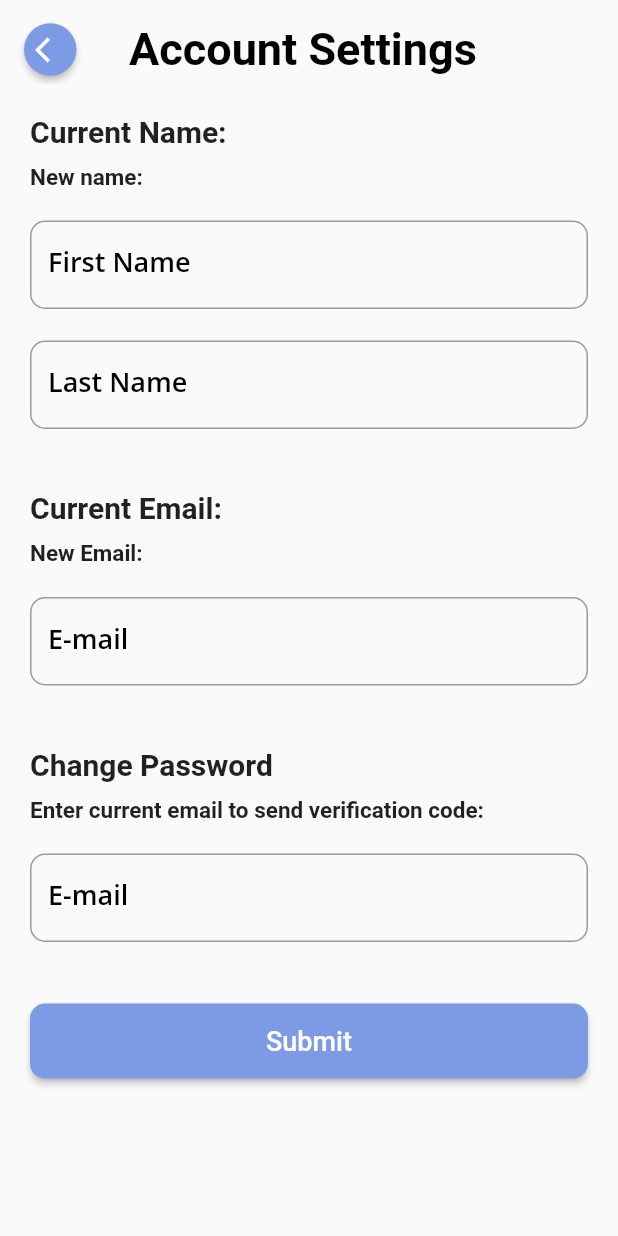
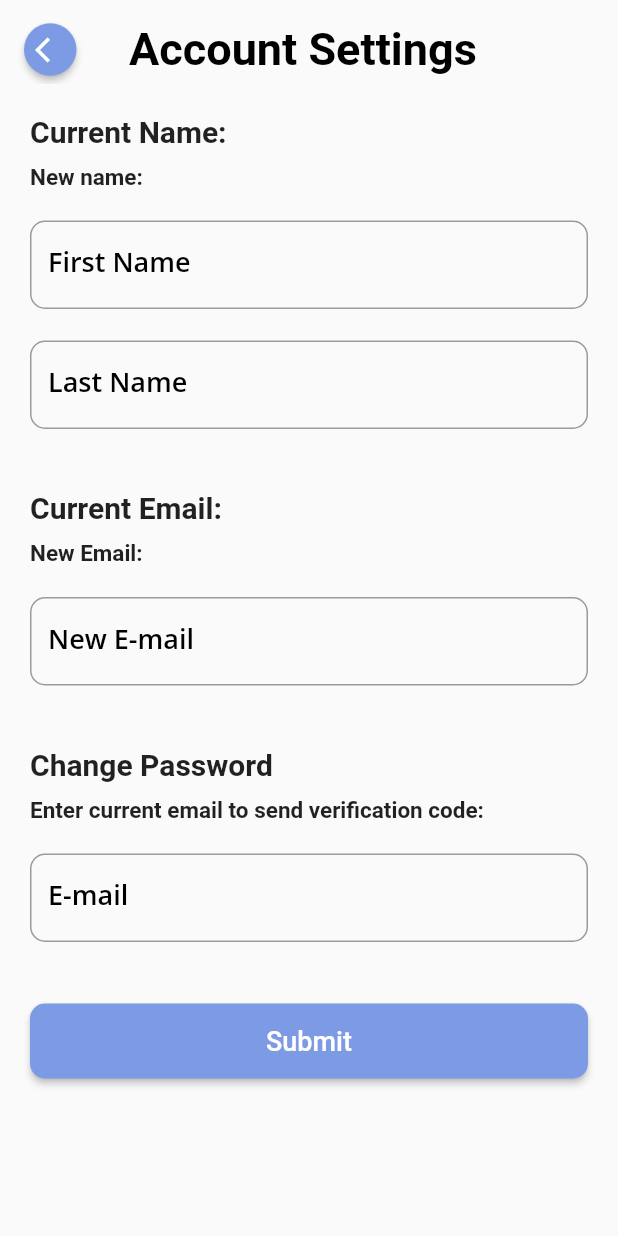
Before and after one commit to mezamartinez-kimberly/CS425_T25, a Flutter app: the ProfilePage screen opened directly, after a tap on "Account Settings", on a phone screen of 412 x 824 dp. Run offline on Flutter 3.47's test engine with Material 2 defaults, Android fonts, the phone set to English and light mode, and no system bars; our stand-ins replace another_flushbar, confetti, flutter_local_notifications, font_awesome_flutter, google_fonts, google_nav_bar and 7 more; missing offline and left inert: dart:ffi, flutter_rounded_progress_bar, msh_checkbox, qr_code_scanner, workmanager; accounts and stored records are empty; network calls fail; project files that could hold a hidden picture were left out.

Commit message:
Fixed the Profile/ Account Settings Issues

```diff
--- a/edna/lib/screens/account_settings.dart
+++ b/edna/lib/screens/account_settings.dart
@@ -32,8 +32,7 @@ class AccountSettingsPageState extends State<AccountSettingsPage> {
   @override
   void initState() {
     super.initState();
-    _getUserData().then((_) {
-    });
+    _getUserData().then((_) {});
   }
 
   refresh() async {
@@ -70,7 +69,7 @@ class AccountSettingsPageState extends State<AccountSettingsPage> {
         },
         onSaved: (String? value) {
           if (value != null && value.isNotEmpty) {
-            firstName= value;
+            firstName = value;
             isFirstName = true;
           } else {
             firstName = firstName;
@@ -119,7 +118,7 @@ class AccountSettingsPageState extends State<AccountSettingsPage> {
     );
   }
 
-
+// build email field for updating email
 // build email field for updating email
   Widget _buildNewEmailField() {
     return SizedBox(
@@ -128,7 +127,7 @@ class AccountSettingsPageState extends State<AccountSettingsPage> {
       child: TextFormField(
         keyboardType: TextInputType.emailAddress,
         decoration: InputDecoration(
-          labelText: 'E-mail',
+          labelText: 'New E-mail',
           labelStyle: GoogleFonts.openSans(
             textStyle: const TextStyle(
               color: Colors.black,
@@ -142,7 +141,8 @@ class AccountSettingsPageState extends State<AccountSettingsPage> {
         ),
         validator: (String? value) {
           if (value != null && value.isNotEmpty) {
-            if (!RegExp(r"^[a-zA-Z0-9.]+@[a-zA-Z0-9]+\.[a-zA-Z]+").hasMatch(value)) {
+            if (!RegExp(r"^[a-zA-Z0-9.]+@[a-zA-Z0-9]+\.[a-zA-Z]+")
+                .hasMatch(value)) {
               return 'Please enter a valid email address';
             }
           }
@@ -152,6 +152,8 @@ class AccountSettingsPageState extends State<AccountSettingsPage> {
           if (value != null && value.isNotEmpty) {
             newEmail = value;
             isNewEmail = true;
+            email = newEmail; // update email variable
+            setState(() {}); // trigger a rebuild
           } else {
             isNewEmail = false;
           }
@@ -182,14 +184,17 @@ class AccountSettingsPageState extends State<AccountSettingsPage> {
         ),
         validator: (String? value) {
           if (value!.isNotEmpty) {
-            if (!RegExp(r"^[a-zA-Z0-9.]+@[a-zA-Z0-9]+\.[a-zA-Z]+").hasMatch(value)) {
+            if (!RegExp(r"^[a-zA-Z0-9.]+@[a-zA-Z0-9]+\.[a-zA-Z]+")
+                .hasMatch(value)) {
               return 'Please enter a valid email address';
             }
           }
           return null;
         },
         onSaved: (String? value) {
-          if (value!.isNotEmpty && RegExp(r"^[a-zA-Z0-9.]+@[a-zA-Z0-9]+\.[a-zA-Z]+").hasMatch(value)) {
+          if (value!.isNotEmpty &&
+              RegExp(r"^[a-zA-Z0-9.]+@[a-zA-Z0-9]+\.[a-zA-Z]+")
+                  .hasMatch(value)) {
             isPEmail = true;
           } else {
             isPEmail = false;
@@ -220,7 +225,6 @@ class AccountSettingsPageState extends State<AccountSettingsPage> {
             child: const Icon(
               Icons.arrow_back_ios,
               size: 20,
-
             ),
           ),
         ),
@@ -297,6 +301,8 @@ class AccountSettingsPageState extends State<AccountSettingsPage> {
               }
             }
           }
+
+          formKey.currentState!.reset();
         },
         child: const Text(
           'Submit',
@@ -321,7 +327,8 @@ class AccountSettingsPageState extends State<AccountSettingsPage> {
   }
 
   //function to call /updateUserNameEmail from backend
-  Future<void> _updateUserNameEmail(String firstName, String lastName, String email) async {
+  Future<void> _updateUserNameEmail(
+      String firstName, String lastName, String email) async {
     //call /updateUserNameEmail from backend
     await BackendUtils.updateUserNameEmail(firstName, lastName, email);
     setState(() {
@@ -366,7 +373,9 @@ class AccountSettingsPageState extends State<AccountSettingsPage> {
           children: <Widget>[
             _buildBackBtn(),
             const Padding(
-              padding: EdgeInsets.only(top: 20, left: 70), // Adjust the top value as per your requirement
+              padding: EdgeInsets.only(
+                  top: 20,
+                  left: 70), // Adjust the top value as per your requirement
               child: Text(
                 'Account Settings',
                 style: TextStyle(
--- a/edna/lib/screens/profile.dart
+++ b/edna/lib/screens/profile.dart
@@ -2,7 +2,6 @@ import 'package:edna/provider.dart';
 import 'package:edna/screens/all.dart';
 import 'package:flutter/material.dart';
 import 'package:edna/backend_utils.dart';
-
 
 import 'package:edna/dbs/pantry_db.dart'; // pantry db
 
@@ -11,7 +10,6 @@ import 'package:intl/intl.dart';
 import 'package:provider/provider.dart';
 import 'package:timezone/data/latest.dart' as tz;
 import 'package:timezone/timezone.dart' as tz;
-
 
 class ProfilePage extends StatefulWidget {
   const ProfilePage({Key? key}) : super(key: key);
@@ -24,12 +22,10 @@ class ProfilePageState extends State<ProfilePage> {
   //dark/light mode switch
   bool isSwitched = false;
 
-  String firstName = "";
-  String lastName = "";
-  String email = "";
+  Future<List<String>>? userData;
 
   refresh() async {
-    _getUserData();
+    await _getUserData();
     setState(() {});
   }
 
@@ -37,24 +33,17 @@ class ProfilePageState extends State<ProfilePage> {
   @override
   void initState() {
     super.initState();
-    _getUserData().then((_) {
-    });
+    _getUserData().then((_) {});
     WidgetsFlutterBinding.ensureInitialized();
     NotificationService().initNotification();
-  }
-  //create a didChangeDependencies to check if user data has changed
-  @override
-  void didChangeDependencies() {
-    super.didChangeDependencies();
-    _getUserData().then((_) {
-      setState(() {});
-    });
   }
 
   Widget _buildLogOutButton() {
     return SizedBox(
+      //center align
+
       height: 50,
-      width: 350,
+      width: MediaQuery.of(context).size.width * 0.885,
       child: ElevatedButton(
         style: ElevatedButton.styleFrom(
           shape: RoundedRectangleBorder(
@@ -73,7 +62,9 @@ class ProfilePageState extends State<ProfilePage> {
             ),
           );
           _logOut().then((_) {
-            Navigator.of(context).pushAndRemoveUntil(MaterialPageRoute( builder: (ctx) => const LoginPage()), (route) => false);
+            Navigator.of(context).pushAndRemoveUntil(
+                MaterialPageRoute(builder: (ctx) => const LoginPage()),
+                (route) => false);
           });
         },
         child: const Text(
@@ -90,10 +81,7 @@ class ProfilePageState extends State<ProfilePage> {
   //function to get user data from backend
   Future<void> _getUserData() async {
     //get user data from backend
-    List<String> userData = await BackendUtils.getUserData();
-      firstName = userData[0];
-      lastName = userData[1];
-      email = userData[2];
+    userData = BackendUtils.getUserData();
   }
 
   //function to call logout from backend
@@ -123,8 +111,18 @@ class ProfilePageState extends State<ProfilePage> {
               const SizedBox(height: 20.0),
 
               //card for greeting
-              SizedBox(
-                child: Center(
+              FutureBuilder<List<String>>(
+                future: userData,
+                builder: (BuildContext context,
+                    AsyncSnapshot<List<String>> snapshot) {
+                  if (snapshot.connectionState == ConnectionState.done) {
+                    if (snapshot.hasError) {
+                      return Text("Error: ${snapshot.error}");
+                    } else {
+                      final firstName = snapshot.data![0];
+                      final lastName = snapshot.data![1];
+                      final email = snapshot.data![2];
+                      return Center(
                         child: Column(
                           children: [
                             Text(
@@ -144,7 +142,14 @@ class ProfilePageState extends State<ProfilePage> {
                             ),
                           ],
                         ),
-                ),
+                      );
+                    }
+                  } else {
+                    return const Center(
+                      child: CircularProgressIndicator(),
+                    );
+                  }
+                },
               ),
 
               const SizedBox(height: 20.0),
@@ -173,14 +178,13 @@ class ProfilePageState extends State<ProfilePage> {
                     overflow: TextOverflow.ellipsis,
                   ),
                   onTap: () {
-                    Navigator.push( context, MaterialPageRoute( builder: (context) => const AccountSettingsPage()), ).then((value) => setState(() { refresh();}));
-                    // Navigate to the account settings page
-                    // Navigator.push(
-                    //   context,
-                    //   MaterialPageRoute(builder: (context) => const AccountSettingsPage(),
-
-                    //   ),
-                    // );
+                    Navigator.push(
+                      context,
+                      MaterialPageRoute(
+                          builder: (context) => const AccountSettingsPage()),
+                    ).then((value) => setState(() {
+                          refresh();
+                        }));
                   },
                 ),
               ),
@@ -214,7 +218,8 @@ class ProfilePageState extends State<ProfilePage> {
                     // Navigate to the notification settings page
                     Navigator.push(
                       context,
-                      MaterialPageRoute(builder: (context) => const NotificationsPage(),
+                      MaterialPageRoute(
+                        builder: (context) => const NotificationsPage(),
                       ),
                     );
                   },
@@ -249,10 +254,15 @@ class ProfilePageState extends State<ProfilePage> {
                   onTap: () async {
                     //call backend utils getAllPantry to get all pantry items
                     //List<Pantry> activePantryItems = await BackendUtils.getAllPantry();
-                    late List<Pantry> activePantryItems = Provider.of<PantryProvider>(context, listen: false).activePantryItems;
-                    List<String> userPrefs = await BackendUtils.getUserPreferences();
-                    String notificationOn = userPrefs[0];  //output is 'true' or 'false' in string
-                    String notifRange = userPrefs[1];    //ouptut is '3 days' etc in string\
+                    late List<Pantry> activePantryItems =
+                        Provider.of<PantryProvider>(context, listen: false)
+                            .activePantryItems;
+                    List<String> userPrefs =
+                        await BackendUtils.getUserPreferences();
+                    String notificationOn =
+                        userPrefs[0]; //output is 'true' or 'false' in string
+                    String notifRange =
+                        userPrefs[1]; //ouptut is '3 days' etc in string\
 
                     //extract the numbers in notifRange value and change to int
                     notifRange = notifRange.replaceAll(RegExp(r'[^0-9]'), '');
@@ -264,34 +274,25 @@ class ProfilePageState extends State<ProfilePage> {
                     for (final item in activePantryItems) {
                       print(activePantryItems.length);
                       //subtract the notification range from the expiration date
-                      DateTime firstDate = item.expirationDate!.subtract(Duration(days: notifRangeInt));
+                      DateTime firstDate = item.expirationDate!
+                          .subtract(Duration(days: notifRangeInt));
                       //check if today falls in between the expiration date and the new date
-                      if (today.isAfter(firstDate) && today.isBefore(item.expirationDate!)) {
+                      if (today.isAfter(firstDate) &&
+                          today.isBefore(item.expirationDate!)) {
                         String name = item.name!;
-                        String expirDate = DateFormat('MM/dd/yyyy').format(item.expirationDate!);
+                        String expirDate = DateFormat('MM/dd/yyyy')
+                            .format(item.expirationDate!);
                         String titleContent = 'EDNA $name is expiring soon!';
-                        String bodyContent = 'Your $name will expire on $expirDate. Consider using it soon!';
+                        String bodyContent =
+                            'Your $name will expire on $expirDate. Consider using it soon!';
                         print(name);
                         print(titleContent);
                         print(bodyContent);
                         //show notification
-                        NotificationService().showNotification(title: titleContent, body: bodyContent);
+                        NotificationService().showNotification(
+                            title: titleContent, body: bodyContent);
                         int indexValue = notifRangeInt;
                         int loopValue = indexValue;
-                        //loops through the index value and subtract -1 each time to schedule a notification for each day leading up to the expiration date
-                        // for (int i = 0; i < indexValue; i++) {
-                        //   //create a value for the scheduled notification date time that is a every day leading up to the expiration date
-                        //   DateTime scheduledNotificationDateTime = item.expirationDate!.subtract(Duration(days: loopValue));
-                        //   NotificationService().scheduleNotification(scheduledNotificationDateTime: scheduledNotificationDateTime);
-                        //   //delay notification by 5 seconds
-                        //   await Future.delayed(const Duration(seconds: 5));
-                        //   //subtract 1 from the index value
-                        //   loopValue = loopValue - 1;
-                        //   print('scheduled notification for $scheduledNotificationDateTime');
-                        // }
-                        // //create a value for the scheduled notification date time that is a every day leading up to the expiration date
-                        // DateTime scheduledNotificationDateTime = item.expirationDate!.subtract(Duration(days: notifRangeInt));
-                        // NotificationService().scheduleNotification(scheduledNotificationDateTime: scheduledNotificationDateTime);
 
                         //delay notification by 5 seconds
                         await Future.delayed(const Duration(seconds: 5));
@@ -328,14 +329,16 @@ class ProfilePageState extends State<ProfilePage> {
                     // Navigate to the FAQs page
                     Navigator.push(
                         context,
-                      MaterialPageRoute(builder: (context) => const FAQsPage(),
-                      )
-                    );
+                        MaterialPageRoute(
+                          builder: (context) => const FAQsPage(),
+                        ));
                   },
                 ),
               ),
               const SizedBox(height: 10.0),
-              _buildLogOutButton(),
+              Center(
+                child: _buildLogOutButton(),
+              )
             ],
           ),
         ),
@@ -343,6 +346,7 @@ class ProfilePageState extends State<ProfilePage> {
     );
   }
 }
+
 //----------- notifications code below
 class NotificationService {
   final FlutterLocalNotificationsPlugin notificationsPlugin =
@@ -352,40 +356,20 @@ class NotificationService {
     AndroidInitializationSettings initializationSettingsAndroid =
         const AndroidInitializationSettings('@mipmap/ic_launcher');
 
-    var initializationSettings = InitializationSettings(
-        android: initializationSettingsAndroid);
+    var initializationSettings =
+        InitializationSettings(android: initializationSettingsAndroid);
     await notificationsPlugin.initialize(initializationSettings);
   }
 
   notificationDetails() {
     return const NotificationDetails(
-        android: AndroidNotificationDetails('channelId', 'channelName', 'channel description',
+        android: AndroidNotificationDetails(
+            'channelId', 'channelName', 'channel description',
             importance: Importance.max));
   }
 
-  Future showNotification(
-      {int id = 0, String? title, String? body}) async {
+  Future showNotification({int id = 0, String? title, String? body}) async {
     return notificationsPlugin.show(
         id, title, body, await notificationDetails());
   }
-
-  // Future scheduleNotification(
-  //     {int id = 0,
-  //     String? title,
-  //     String? body,
-  //     String? payLoad,
-  //     required DateTime scheduledNotificationDateTime}) async {
-  //   return notificationsPlugin.zonedSchedule(
-  //       id,
-  //       title,
-  //       body,
-  //       tz.TZDateTime.from(
-  //         scheduledNotificationDateTime,
-  //         tz.local,
-  //       ),
-  //       await notificationDetails(),
-  //       androidAllowWhileIdle: true,
-  //       uiLocalNotificationDateInterpretation:
-  //           UILocalNotificationDateInterpretation.absoluteTime);
-  // }
 }
```
Also changed, not shown: edna/lib/backend_utils.dart (+39 -37 lines), 2 other files. Lines whose indentation alone changed are shown as unchanged.
